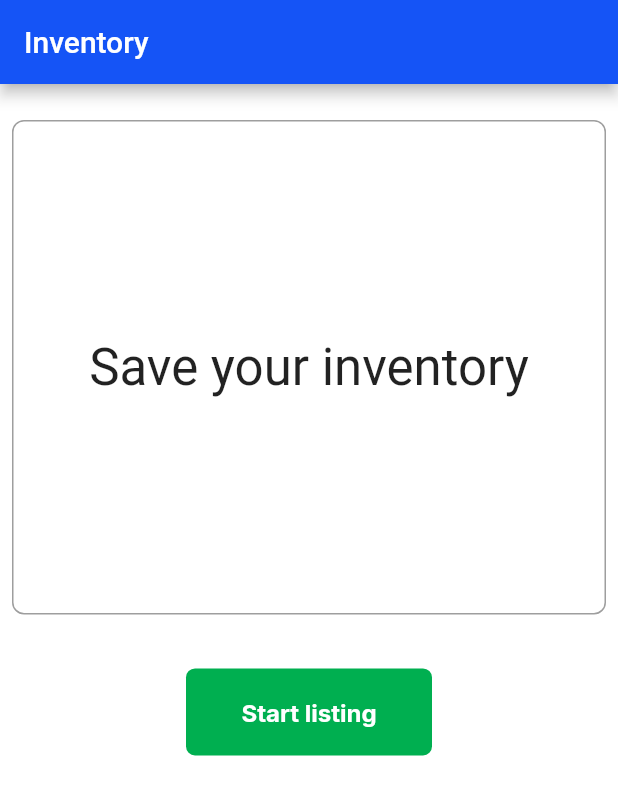
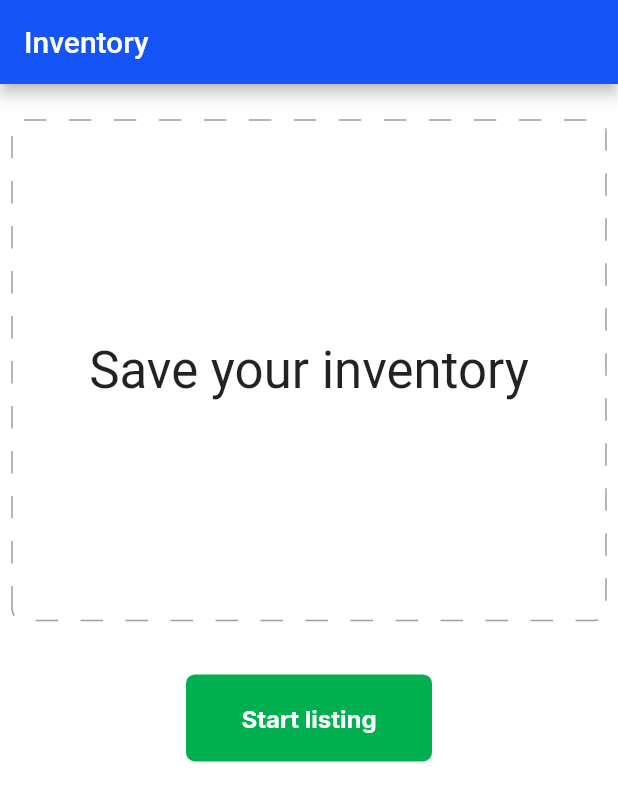
Before and after one commit to flutterninja9/happylocate_app, a Flutter app: the screen it shows after launch, on a phone screen of 412 x 824 dp. Shown: the top 801 px of the screen. Run offline on Flutter 3.47's test engine with Material 2 defaults, Android fonts, the phone set to English and light mode, and no system bars; drawn by our look-alikes of dotted_border; our stand-ins replace bloc, camera, dartz, flutter_bloc, flutter_native_splash, freezed_annotation and 4 more.

Commit message:
added dashed_border

```diff
--- a/lib/features/inventory_management/presentation/screens/inventory_home_screen.dart
+++ b/lib/features/inventory_management/presentation/screens/inventory_home_screen.dart
@@ -1,3 +1,4 @@
+import 'package:dotted_border/dotted_border.dart';
 import 'package:flutter/material.dart';
 import 'package:happylocate_app/core/app/typography.dart';
 import 'package:happylocate_app/core/extensions/build_context.dart';
@@ -15,14 +16,17 @@ class InventoryHomescreen extends StatelessWidget {
       page: Column(
         children: [
           const SizedBox(height: 24),
-          Container(
-            height: context.height * 0.4,
-            width: context.width,
-            decoration: BoxDecoration(
-              borderRadius: BorderRadius.circular(8),
-              border: Border.all(color: Colors.grey, width: 1),
+          DottedBorder(
+            color: Colors.grey,
+            dashPattern: const [15],
+            radius: const Radius.circular(8),
+            borderType: BorderType.RRect,
+            child: SizedBox(
+              height: context.height * 0.4,
+              width: context.width,
+              child:
+                  Center(child: Text('Save your inventory', style: headline4)),
             ),
-            child: Center(child: Text('Save your inventory', style: headline4)),
           ),
           const SizedBox(height: 36),
           CTAButton(
--- a/pubspec.yaml
+++ b/pubspec.yaml
@@ -9,6 +9,7 @@ dependencies:
   camera: ^0.10.0
   cupertino_icons: ^1.0.2
   dartz: ^0.10.1
+  dotted_border: ^2.0.0+2
   flutter:
     sdk: flutter
   flutter_bloc: ^8.0.1
```
Also changed, not shown: pubspec.lock.
